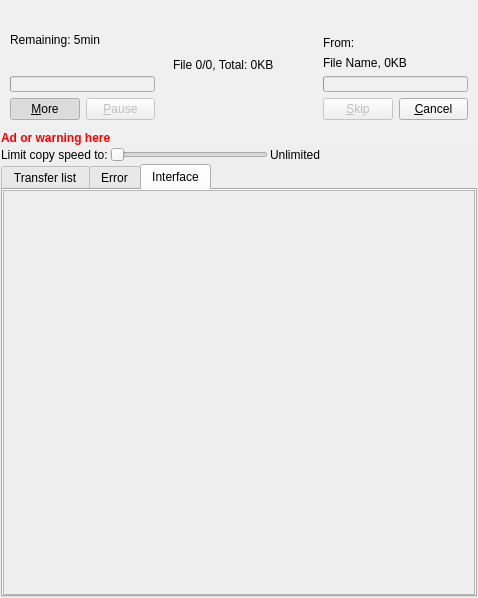
This is plugins/Themes/Oxygen2/interface.ui in alphaonex86/Ultracopier as Qt 5 draws it before an edit. The edited form follows.
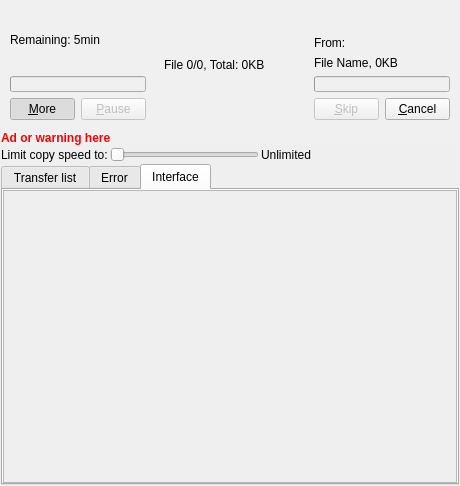
This is the edited form. The open tabs and pages were chosen to show the change. Icons and pictures are not drawn.

```diff
--- a/plugins/Themes/Oxygen2/interface.ui
+++ b/plugins/Themes/Oxygen2/interface.ui
@@ -6,10 +6,16 @@
    <rect>
     <x>0</x>
     <y>0</y>
-    <width>478</width>
-    <height>598</height>
+    <width>460</width>
+    <height>486</height>
    </rect>
   </property>
+  <property name="minimumSize">
+   <size>
+    <width>460</width>
+    <height>0</height>
+   </size>
+  </property>
   <property name="windowTitle">
    <string notr="true">Ultracopier</string>
   </property>
@@ -129,6 +135,12 @@
       </item>
       <item>
        <widget class="QFrame" name="frameMiddle">
+        <property name="sizePolicy">
+         <sizepolicy hsizetype="Expanding" vsizetype="Preferred">
+          <horstretch>0</horstretch>
+          <verstretch>0</verstretch>
+         </sizepolicy>
+        </property>
         <property name="minimumSize">
          <size>
           <width>150</width>
@@ -770,8 +782,8 @@
            <rect>
             <x>0</x>
             <y>0</y>
-            <width>464</width>
-            <height>373</height>
+            <width>446</width>
+            <height>262</height>
            </rect>
           </property>
          </widget>
```
